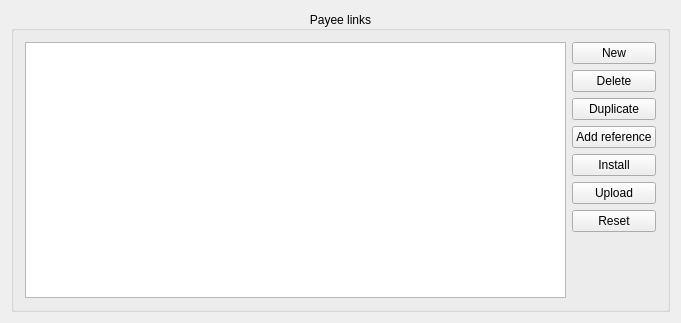
The window that src/alkpayeelinkslist.ui (rhabacker/alkimia) describes before a commit, drawn with Qt 5.
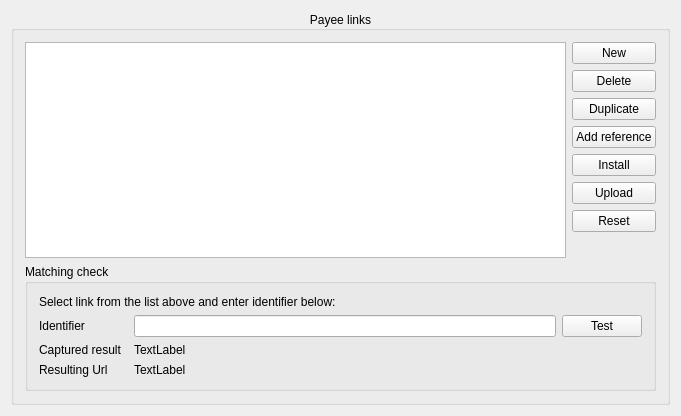
The same window after the commit. Icons and pictures are not drawn. Custom widgets are drawn as their Qt base class.

Commit message: Add test group box

What changed in the file:
```diff
--- a/src/alkpayeelinkslist.ui
+++ b/src/alkpayeelinkslist.ui
@@ -7,7 +7,7 @@
     <x>0</x>
     <y>0</y>
     <width>681</width>
-    <height>323</height>
+    <height>416</height>
    </rect>
   </property>
   <property name="minimumSize">
@@ -185,6 +185,70 @@
         </item>
        </layout>
       </item>
+      <item>
+       <widget class="QGroupBox" name="groupBox_2">
+        <property name="title">
+         <string>Matching check</string>
+        </property>
+        <layout class="QGridLayout" name="gridLayout">
+         <item row="2" column="2">
+          <widget class="QLabel" name="m_capturedResultLabel">
+           <property name="text">
+            <string>TextLabel</string>
+           </property>
+          </widget>
+         </item>
+         <item row="3" column="0">
+          <widget class="QLabel" name="label_4">
+           <property name="text">
+            <string>Resulting Url</string>
+           </property>
+          </widget>
+         </item>
+         <item row="1" column="2">
+          <widget class="QLineEdit" name="m_identifierEdit"/>
+         </item>
+         <item row="1" column="3">
+          <widget class="AlkPushButton" name="m_testButton">
+           <property name="text">
+            <string>Test</string>
+           </property>
+           <property name="icon">
+            <iconset theme="go-next"/>
+           </property>
+          </widget>
+         </item>
+         <item row="3" column="2">
+          <widget class="QLabel" name="m_resultingURLLabel">
+           <property name="text">
+            <string>TextLabel</string>
+           </property>
+          </widget>
+         </item>
+         <item row="1" column="0">
+          <widget class="QLabel" name="label">
+           <property name="text">
+            <string>Identifier</string>
+           </property>
+          </widget>
+         </item>
+         <item row="2" column="0">
+          <widget class="QLabel" name="label_2">
+           <property name="text">
+            <string>Captured result</string>
+           </property>
+          </widget>
+         </item>
+         <item row="0" column="0" colspan="3">
+          <widget class="QLabel" name="label_3">
+           <property name="text">
+            <string>Select link from the list above and enter identifier below:</string>
+           </property>
+          </widget>
+         </item>
+        </layout>
+       </widget>
+      </item>
      </layout>
     </widget>
    </item>
```
The commit also changes 1 other file.
